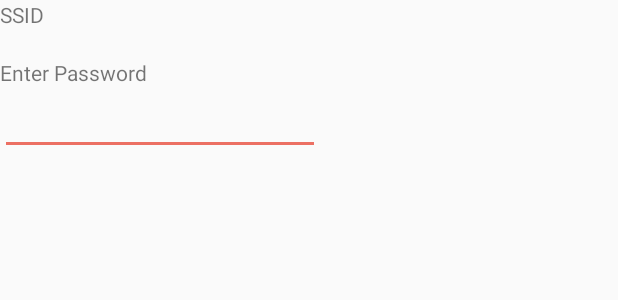
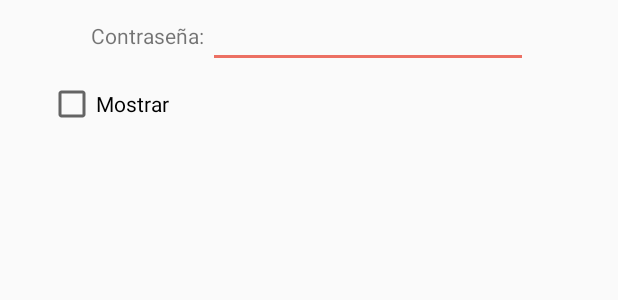
Before and after one commit to maurobilotti/smappio, an Android app: the layout popup_wifi_connection.xml on its own in the app's theme, with its tools: preview values and no code run, on a phone screen of 412 x 824 dp. Shown: the top 300 px of the screen. Run offline under Robolectric (Android 15) with nearby library versions, the phone set to English and light mode, and no system bars.

Commit message:
Ya se puede conectar a una red wifi de cualquier tipo de seguridad

```diff
--- a/SW/Smappio/app/src/main/res/layout/popup_wifi_connection.xml
+++ b/SW/Smappio/app/src/main/res/layout/popup_wifi_connection.xml
@@ -1,38 +1,41 @@
 <?xml version="1.0" encoding="utf-8"?>
 <android.support.constraint.ConstraintLayout xmlns:android="http://schemas.android.com/apk/res/android"
+    xmlns:app="http://schemas.android.com/apk/res-auto"
     xmlns:tools="http://schemas.android.com/tools"
     android:layout_width="match_parent"
     android:layout_height="match_parent">
 
     <LinearLayout
+        android:id="@+id/linearLayout"
         android:layout_width="match_parent"
-        android:layout_height="match_parent"
-        android:orientation="vertical">
+        android:layout_height="wrap_content"
+        android:gravity="center_horizontal"
+        android:orientation="horizontal">
+
         <TextView
-            android:id="@+id/textViewSSID"
+            android:id="@+id/passwordLbl"
             android:layout_width="wrap_content"
             android:layout_height="wrap_content"
-            android:text="SSID"
-            tools:layout_editor_absoluteX="35dp"
-            tools:layout_editor_absoluteY="0dp" />
-        <TextView
-            android:id="@+id/textViewSecurity"
-            android:layout_width="match_parent"
-            android:layout_height="wrap_content"
-            android:ems="10"
-            />
-        <TextView
-            android:id="@+id/textViewPassword"
-            android:layout_width="wrap_content"
-            android:layout_height="wrap_content"
-            android:text="Enter Password"
-            />
+            android:gravity="center"
+            android:text="Contraseña: " />
+
         <EditText
-            android:id="@+id/editTextPassword"
+            android:id="@+id/passwordEditText"
             android:layout_width="wrap_content"
             android:layout_height="wrap_content"
             android:ems="10"
-            />
+            android:inputType="textPassword" />
     </LinearLayout>
 
+    <CheckBox
+        android:id="@+id/showPasswordCheckbox"
+        android:layout_width="wrap_content"
+        android:layout_height="wrap_content"
+        android:layout_marginStart="32dp"
+        android:layout_marginTop="8dp"
+        android:layout_weight="1"
+        android:text="Mostrar"
+        app:layout_constraintStart_toStartOf="parent"
+        app:layout_constraintTop_toBottomOf="@+id/linearLayout" />
+
 </android.support.constraint.ConstraintLayout>
```
Also changed, not shown: SW/Smappio/app/src/main/java/ar/com/smappio/WifiActivity.java (+124 -65 lines).
